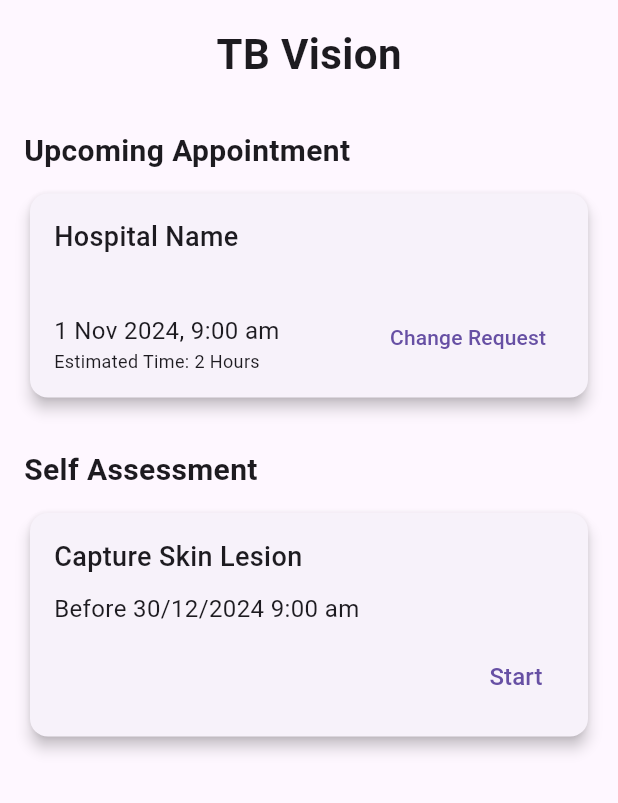
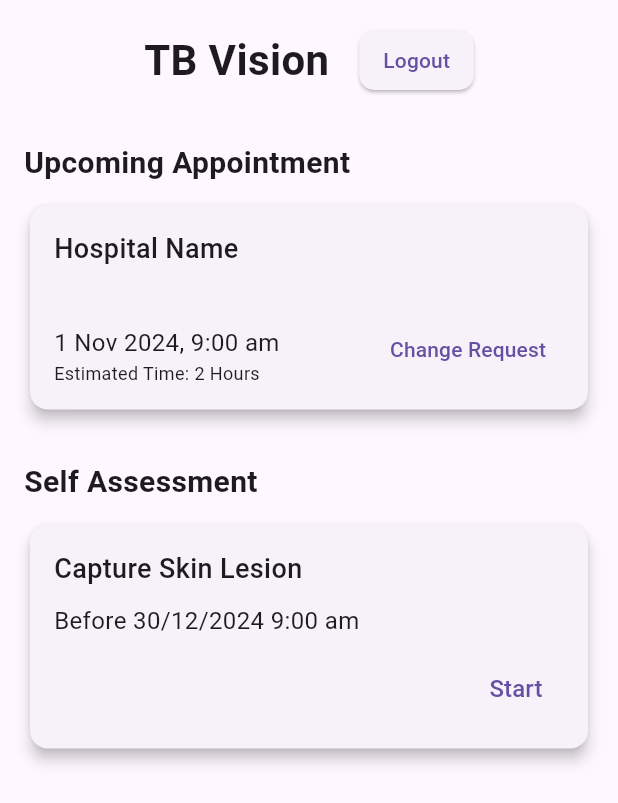
Before and after one commit to tinjet11/tb_vision, a Flutter app: the Home screen opened by its route, on a phone screen of 412 x 824 dp. Shown: the top 803 px of the screen. Run offline on Flutter 3.47's test engine with Material 3 defaults, Android fonts, the phone set to English and light mode, and no system bars; our stand-ins replace appwrite, camera.

Commit message:
feat: add logout button

```diff
--- a/lib/src/home.dart
+++ b/lib/src/home.dart
@@ -1,4 +1,5 @@
 import 'package:flutter/material.dart';
+import 'package:tb_vision/src/auth/auth.dart';
 import 'package:tb_vision/src/questionaire/questionaire.dart';
 
 class Home extends StatefulWidget {
@@ -21,17 +22,32 @@ class _HomeState extends State<Home> {
           crossAxisAlignment: CrossAxisAlignment.start,
           children: [
             // App title section
-            const Padding(
-              padding: EdgeInsets.only(bottom: 20.0),
+            Padding(
+              padding: const EdgeInsets.only(bottom: 20.0),
               child: Row(
                 mainAxisAlignment: MainAxisAlignment.center,
                 children: [
-                  Text(
+                  const Text(
                     "TB Vision",
                     style: TextStyle(
                       fontSize: 28,
                       fontWeight: FontWeight.bold,
                     ),
+                  ),
+                  const SizedBox(width: 20), // Space between text and button
+                  ElevatedButton(
+                    onPressed: () => {
+                      logoutUser(),
+                      Navigator.pushReplacementNamed(context, "/login")
+                    }, // Call the logout function
+                    style: ElevatedButton.styleFrom(
+                      padding: const EdgeInsets.symmetric(
+                          horizontal: 16, vertical: 8),
+                      shape: RoundedRectangleBorder(
+                        borderRadius: BorderRadius.circular(10),
+                      ),
+                    ),
+                    child: const Text("Logout"),
                   ),
                 ],
               ),
```
